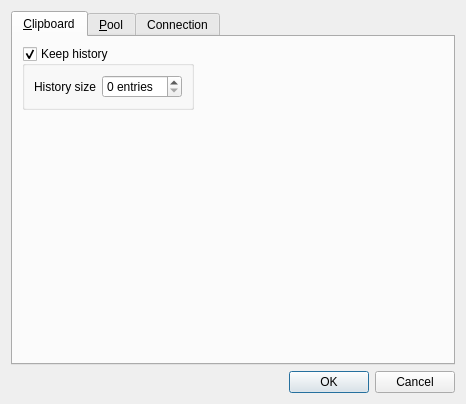
Before: the Qt Designer form src/SettingsDialog.ui in aither64/haveclip-core, drawn with Qt 5.
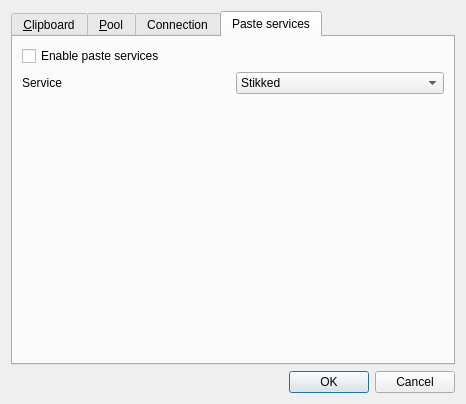
After: the same form once the commit is applied. The open tabs and pages were chosen to show the change. Icons and pictures are not drawn.

Commit message: Implement pasting to web services like pastebin, suppors Stikked so far

Patch:
```diff
--- a/src/SettingsDialog.ui
+++ b/src/SettingsDialog.ui
@@ -7,7 +7,7 @@
     <x>0</x>
     <y>0</y>
     <width>466</width>
-    <height>392</height>
+    <height>402</height>
    </rect>
   </property>
   <property name="windowTitle">
@@ -268,6 +268,47 @@
        </item>
       </layout>
      </widget>
+     <widget class="QWidget" name="tab_4">
+      <attribute name="title">
+       <string>Paste services</string>
+      </attribute>
+      <layout class="QVBoxLayout" name="verticalLayout_5">
+       <item>
+        <widget class="QCheckBox" name="enablePasteCheckBox">
+         <property name="text">
+          <string>Enable paste services</string>
+         </property>
+        </widget>
+       </item>
+       <item>
+        <layout class="QHBoxLayout" name="horizontalLayout_2">
+         <item>
+          <widget class="QLabel" name="label_3">
+           <property name="text">
+            <string>Service</string>
+           </property>
+          </widget>
+         </item>
+         <item>
+          <widget class="QComboBox" name="pasteServiceComboBox">
+           <item>
+            <property name="text">
+             <string>Stikked</string>
+            </property>
+           </item>
+          </widget>
+         </item>
+        </layout>
+       </item>
+       <item>
+        <widget class="QStackedWidget" name="pasteStackedWidget">
+         <property name="currentIndex">
+          <number>-1</number>
+         </property>
+        </widget>
+       </item>
+      </layout>
+     </widget>
     </widget>
    </item>
    <item>
```
Left out of the diff: 16 changed lines with no effect on the pictures. The commit also changes 20 other files.
